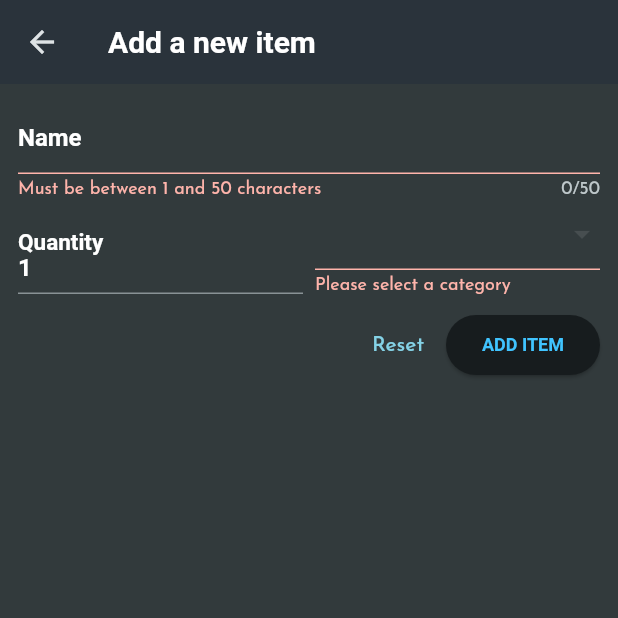
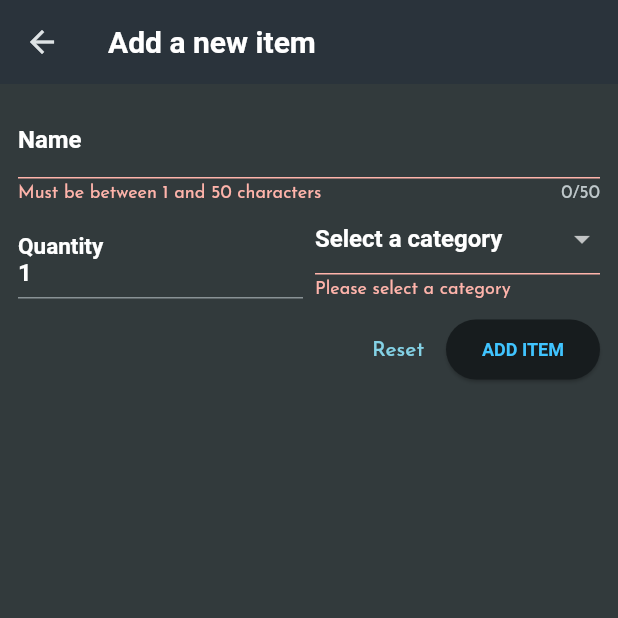
Before and after one commit to XayneeNut/shop_app_flutter, a Flutter app: the NewItemWidget screen opened directly, after a tap on "ADD ITEM", on a phone screen of 412 x 824 dp, the top half of it. Run offline on Flutter 3.47's test engine with Material 2 defaults, Android fonts, the phone set to English and light mode, and no system bars; our stand-ins replace google_fonts; network calls fail; Roboto replaces fonts that are missing (Signika).

Commit message:
convert to mvc✨

```diff
--- a/lib/data/categories_data.dart
+++ /dev/null
@@ -1,46 +0,0 @@
-import 'package:flutter/material.dart';
-
-import 'package:shop_app/models/categories_models.dart';
-
-const categories = {
-  Categories.vegetables: Category(
-    'Vegetables',
-    Color.fromARGB(255, 0, 255, 128),
-  ),
-  Categories.fruit: Category(
-    'Fruit',
-    Color.fromARGB(255, 145, 255, 0),
-  ),
-  Categories.meat: Category(
-    'Meat',
-    Color.fromARGB(255, 255, 102, 0),
-  ),
-  Categories.dairy: Category(
-    'Dairy',
-    Color.fromARGB(255, 0, 208, 255),
-  ),
-  Categories.carbs: Category(
-    'Carbs',
-    Color.fromARGB(255, 0, 60, 255),
-  ),
-  Categories.sweets: Category(
-    'Sweets',
-    Color.fromARGB(255, 255, 149, 0),
-  ),
-  Categories.spices: Category(
-    'Spices',
-    Color.fromARGB(255, 255, 187, 0),
-  ),
-  Categories.convenience: Category(
-    'Convenience',
-    Color.fromARGB(255, 191, 0, 255),
-  ),
-  Categories.hygiene: Category(
-    'Hygiene',
-    Color.fromARGB(255, 149, 0, 255),
-  ),
-  Categories.other: Category(
-    'Other',
-    Color.fromARGB(255, 0, 225, 255),
-  ),
-};
--- /dev/null
+++ b/lib/models/category_model.dart
@@ -0,0 +1,24 @@
+import 'package:flutter/material.dart';
+
+import 'package:json_annotation/json_annotation.dart';
+
+@JsonSerializable()
+class Category {
+  final String id;
+  final String name;
+  final Color color;
+
+  Category({
+    required this.id,
+    required this.name,
+    required this.color,
+  });
+
+  factory Category.fromJson(Map<String, dynamic> json) {
+    return Category(
+      id: json['id'].toString(),
+      name: json['name'],
+      color: Color(int.parse(json['color'])),
+    );
+  }
+}
--- a/lib/models/item_models.dart
+++ b/lib/models/item_models.dart
@@ -1,4 +1,4 @@
-import 'package:shop_app/models/categories_models.dart';
+import 'package:shop_app/models/category_model.dart';
 
 class DummyItem {
   const DummyItem(
--- a/lib/widget/new_item_widget.dart
+++ b/lib/widget/new_item_widget.dart
@@ -1,7 +1,6 @@
-import 'dart:convert';
-
 import 'package:flutter/material.dart';
-import 'package:http/http.dart' as http;
+import 'package:shop_app/controllers/new_item_controller.dart';
+import 'package:shop_app/models/category_model.dart';
 import 'package:shop_app/theme/text_theme.dart';
 
 class NewItemWidget extends StatefulWidget {
@@ -15,66 +14,24 @@ class _NewItemWidgetState extends State<NewItemWidget> {
   final _formKey = GlobalKey<FormState>();
   var _enteredName = '';
   var _enteredQuantity = 1;
-  var _selectedCategory;
+  Category? _selectedCategory;
 
-  List<Category> _categories = [];
+  final NewItemController _controller = NewItemController();
 
   @override
   void initState() {
     super.initState();
-    _categories = [];
-    fetchCategories();
-  }
-
-  Future<void> fetchCategories() async {
-    final url = Uri.http('10.0.2.2:8123', '/api/v1/category/get-all');
-    final response = await http.get(url);
-    if (response.statusCode == 200) {
-      final jsonData = json.decode(response.body) as List<dynamic>;
-      final categories = jsonData.map((categoryJson) {
-        final colorHex = categoryJson['color'] as String;
-        final colorValue = int.tryParse(colorHex.substring(1), radix: 16);
-        final color =
-            colorValue != null ? Color(colorValue) : Colors.transparent;
-        return Category(
-          id: categoryJson['id'].toString(),
-          name: categoryJson['name'],
-          color: color,
-        );
-      }).toList();
-      setState(() {
-        _categories = categories;
-      });
-    } else {
-      // Handle error case
-    }
+    _controller.fetchCategories(setState);
   }
 
   Future<void> _saveItem() async {
     if (_formKey.currentState!.validate()) {
       _formKey.currentState!.save();
-
-      final url = Uri.http('10.0.2.2:8123', '/api/v1/item-list/create');
-
-      final body = json.encode({
-        'name': _enteredName,
-        'quantity': _enteredQuantity,
-        'categoryEntityId': _selectedCategory.id,
-      });
-
-      final response = await http.post(
-        url,
-        headers: {'Content-Type': 'application/json'},
-        body: body,
+      await NewItemController().saveItem(
+        enteredName: _enteredName,
+        enteredQuantity: _enteredQuantity,
+        selectedCategory: _selectedCategory!,
       );
-
-      if (response.statusCode == 200) {
-        // Item successfully saved
-        // Do something, such as showing a success message or navigating to a different screen
-      } else {
-        // Handle error case
-        // You can check response.statusCode and response.body for more details on the error
-      }
     }
   }
 
@@ -97,6 +54,7 @@ class _NewItemWidgetState extends State<NewItemWidget> {
                 maxLength: 50,
                 maxLines: 3,
                 minLines: 1,
+                style: styleSignika,
                 decoration: InputDecoration(
                   label: const Text('Name'),
                   labelStyle: styleSignika,
@@ -146,7 +104,8 @@ class _NewItemWidgetState extends State<NewItemWidget> {
                   Expanded(
                     child: DropdownButtonFormField<Category>(
                       value: _selectedCategory,
-                      items: _categories.map((category) {
+                      items: [
+                        ..._controller.categories.map((category) {
                           return DropdownMenuItem<Category>(
                             value: category,
                             child: Row(
@@ -166,9 +125,16 @@ class _NewItemWidgetState extends State<NewItemWidget> {
                             ),
                           );
                         }).toList(),
+                        DropdownMenuItem(
+                            value: null,
+                            child: Text(
+                              'Select a category',
+                              style: styleSignika,
+                            ))
+                      ],
                       onChanged: (Category? value) {
                         setState(() {
-                          _selectedCategory = value;
+                          _selectedCategory = value!;
                         });
                       },
                       validator: (value) {
@@ -178,7 +144,7 @@ class _NewItemWidgetState extends State<NewItemWidget> {
                         return null;
                       },
                       onSaved: (value) {
-                        _selectedCategory = value;
+                        _selectedCategory = value!;
                       },
                     ),
                   ),
@@ -211,23 +177,3 @@ class _NewItemWidgetState extends State<NewItemWidget> {
     );
   }
 }
-
-class Category {
-  final String id;
-  final String name;
-  final Color color;
-
-  Category({
-    required this.id,
-    required this.name,
-    required this.color,
-  });
-
-  factory Category.fromJson(Map<String, dynamic> json) {
-    return Category(
-      id: json['id'].toString(),
-      name: json['name'],
-      color: Color(int.parse(json['color'])),
-    );
-  }
-}
```
Also changed, not shown: lib/controllers/new_item_controller.dart (added, +63 -0 lines), lib/data/item_data.dart (deleted, +0 -23 lines), lib/models/categories_models.dart (deleted, +0 -21 lines), pubspec.yaml (+2 -6 lines), pubspec.lock. Lines whose indentation alone changed are shown as unchanged.
